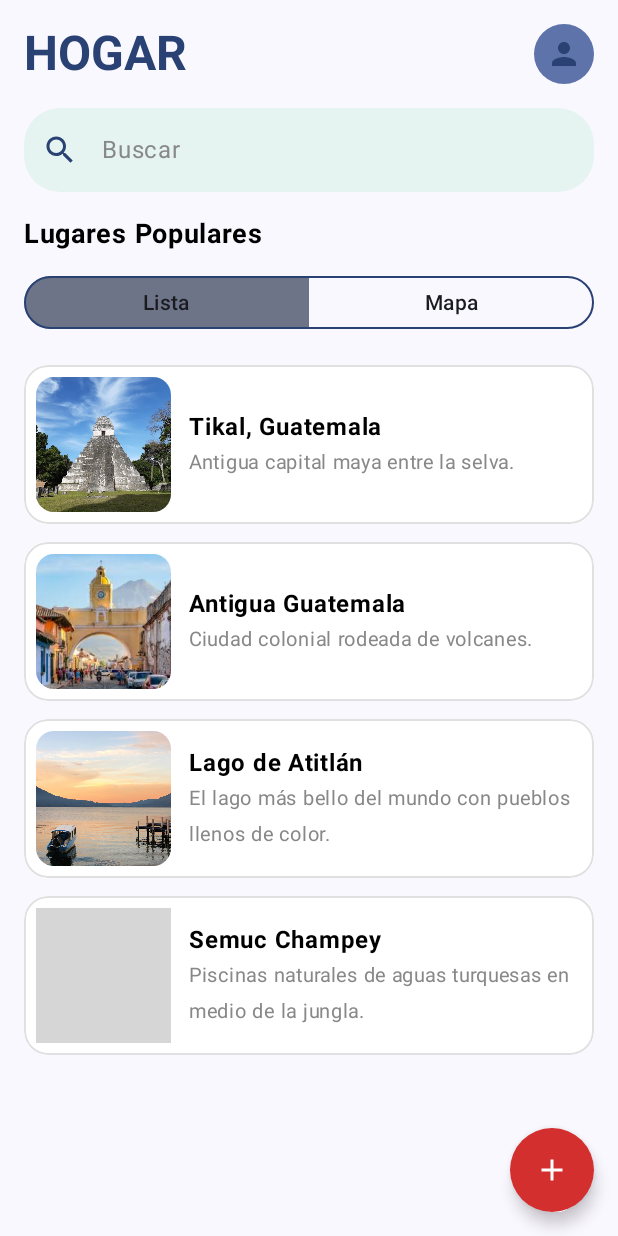
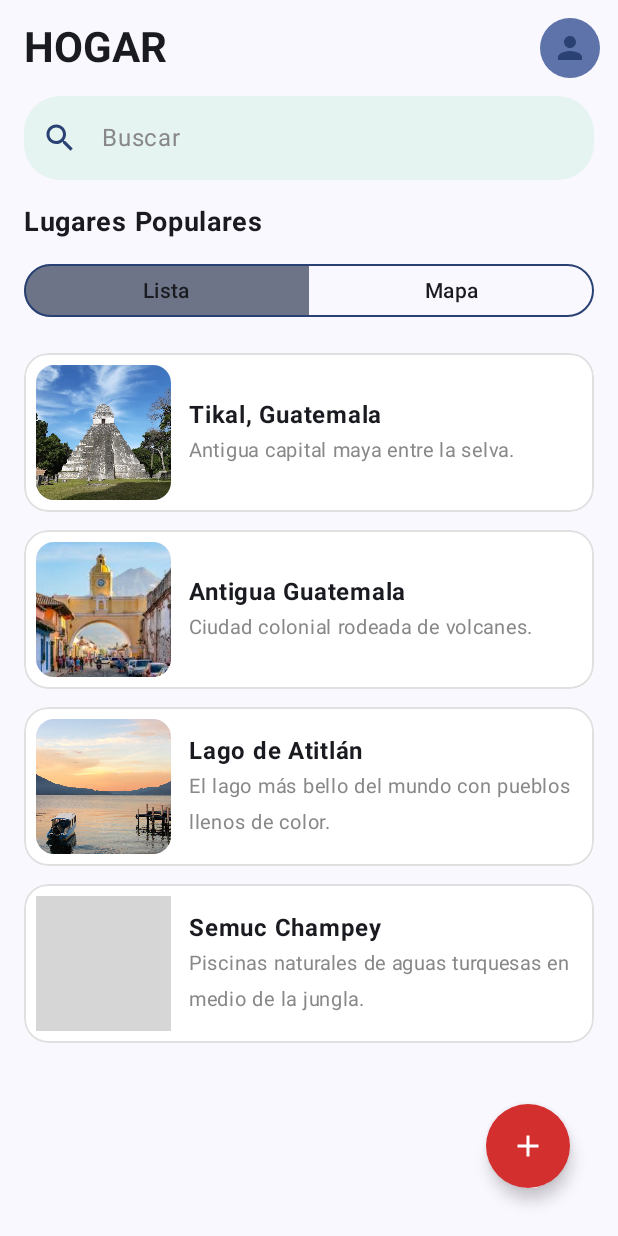
Before and after one commit to KristCg/PM_Proyecto, an Android app built with Jetpack Compose: the HomeScreen screen opened through its navigation route, on a phone screen of 412 x 824 dp. Run offline under Robolectric (Android 15) with nearby library versions, the phone set to English and light mode, and no system bars; grey boxes are pictures that could not be loaded.

Commit message:
Colocando scafold individual a las pantallas que faltan

```diff
--- a/app/src/main/java/com/kriscg/belek/ui/screens/home/HomeScreen.kt
+++ b/app/src/main/java/com/kriscg/belek/ui/screens/home/HomeScreen.kt
@@ -346,35 +346,27 @@ fun HomeScreen(
             }
         },
         content = {
-            Column(
-                modifier = modifier
-                    .fillMaxSize()
-                    .background(MaterialTheme.colorScheme.background)
-                    .padding(16.dp),
-                verticalArrangement = Arrangement.spacedBy(16.dp)
-            ) {
-
-                Row(
-                    modifier = Modifier.fillMaxWidth(),
-                    verticalAlignment = Alignment.CenterVertically,
-                    horizontalArrangement = Arrangement.SpaceBetween
-                ) {
+            Scaffold(
+                topBar = {
+                    TopAppBar(
+                        title = {
                             Text(
                                 text = "HOGAR",
                                 style = MaterialTheme.typography.headlineMedium,
                                 fontWeight = FontWeight.Bold,
-                        color = MaterialTheme.colorScheme.primary,
-                        fontSize = 32.sp
                             )
-
+                        },
+                        actions = {
                             Box(
                                 modifier = Modifier
                                     .size(40.dp)
                                     .clip(CircleShape)
                                     .background(MaterialTheme.colorScheme.primaryContainer)
-                            .clickable { scope.launch {
+                                    .clickable {
+                                        scope.launch {
                                             drawerState.open()
-                            } },
+                                        }
+                                    },
                                 contentAlignment = Alignment.Center
                             ) {
                                 Icon(
@@ -383,8 +375,24 @@ fun HomeScreen(
                                     tint = MaterialTheme.colorScheme.primary
                                 )
                             }
+                            Spacer(modifier = Modifier.width(8.dp))
                         }
-
+                    )
+                },
+                floatingActionButton = {
+                    FloatingMenuButton(
+                        onNuevoViaje = onNuevoViajeClick,
+                        onCalendario = {}
+                    )
+                }
+            ) { innerPadding ->
+                Column(
+                    modifier = Modifier
+                        .fillMaxSize()
+                        .padding(innerPadding)
+                        .padding(horizontal = 16.dp),
+                    verticalArrangement = Arrangement.spacedBy(16.dp)
+                ) {
                     TextField(
                         value = query,
                         onValueChange = { query = it },
@@ -418,7 +426,6 @@ fun HomeScreen(
                             .height(56.dp)
                     )
 
-
                     Text(
                         text = "Lugares Populares",
                         fontWeight = FontWeight.Bold,
@@ -438,10 +445,7 @@ fun HomeScreen(
                         1 -> MapContent()
                     }
                 }
-            FloatingMenuButton(
-                onNuevoViaje = onNuevoViajeClick,
-                onCalendario = {}
-            )
+            }
         }
     )
 }
```
Also changed, not shown: app/src/main/java/com/kriscg/belek/ui/screens/details/DetailsScreen.kt (+52 -62 lines), app/src/main/java/com/kriscg/belek/ui/screens/yourTrip/YourTrip.kt (+32 -28 lines). Lines whose indentation alone changed are shown as unchanged.
